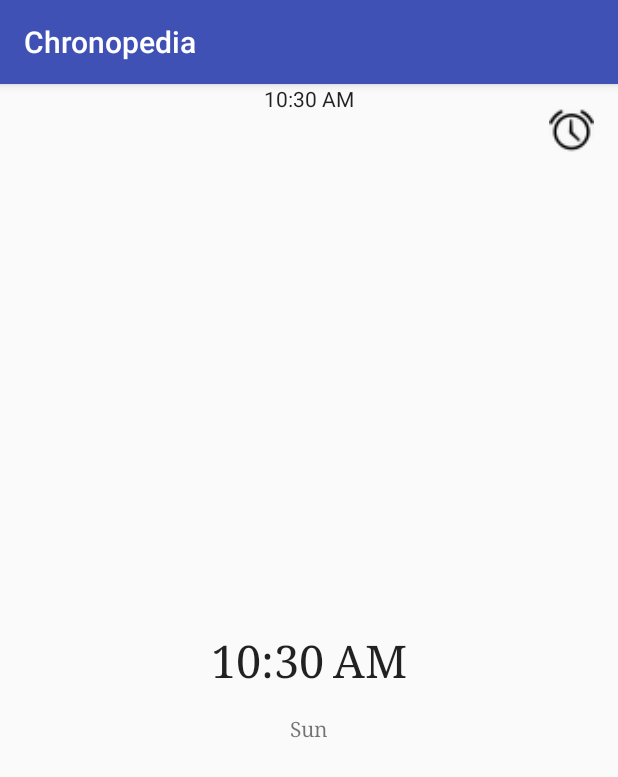
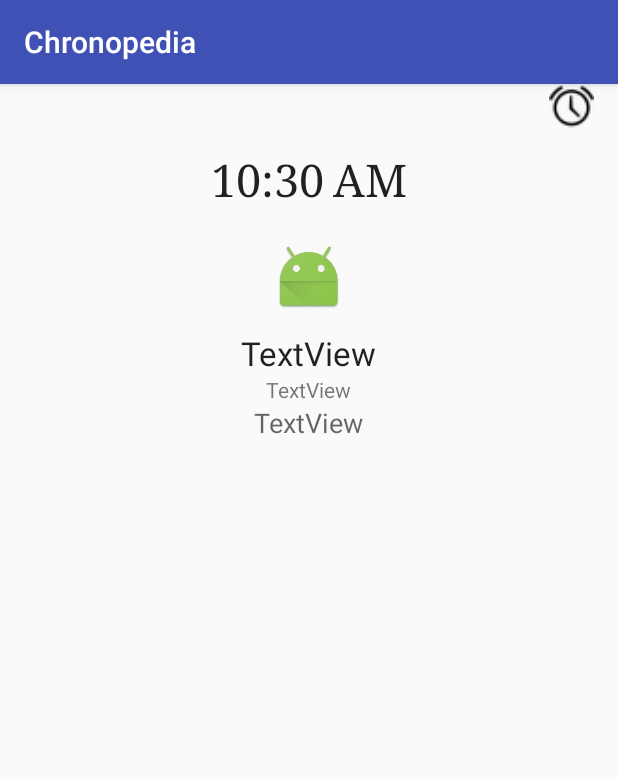
Before and after one commit to LuddeW/Chronopedia, an Android app: the screen it shows after launch (LandingActivity), on a phone screen of 412 x 824 dp. Shown: the top 777 px of the screen. Run offline under Robolectric (Android 15) with nearby library versions, the phone set to English and light mode, and no system bars; our stand-ins replace Volley; 2 statements that could not run were skipped.

Commit message:
Updated the layout on the landingActivity

```diff
--- a/Chronopedia/app/src/main/res/layout/activity_landing.xml
+++ b/Chronopedia/app/src/main/res/layout/activity_landing.xml
@@ -1,34 +1,24 @@
 <?xml version="1.0" encoding="utf-8"?>
-<android.support.constraint.ConstraintLayout xmlns:android="http://schemas.android.com/apk/res/android"
+<RelativeLayout xmlns:android="http://schemas.android.com/apk/res/android"
     xmlns:app="http://schemas.android.com/apk/res-auto"
     xmlns:tools="http://schemas.android.com/tools"
     android:layout_width="match_parent"
     android:layout_height="match_parent"
     tools:context="com.example.ludwig.chronopedia.LandingActivity">
 
-    <TextClock
-        android:id="@+id/textClock2"
-        android:layout_width="wrap_content"
-        android:layout_height="wrap_content"
-        tools:layout_editor_absoluteY="88dp"
-        android:layout_marginRight="8dp"
-        app:layout_constraintRight_toRightOf="parent"
-        android:layout_marginLeft="8dp"
-        app:layout_constraintLeft_toLeftOf="parent" />
-
-    <TextView
-        android:id="@+id/landingTextView"
-        android:layout_width="wrap_content"
-        android:layout_height="wrap_content"
-        android:layout_marginBottom="-1dp"
-        android:layout_marginTop="16dp"
-        android:fontFamily="serif"
-        android:text="Weather"
-        app:layout_constraintBottom_toBottomOf="parent"
+    <Button
+        android:id="@+id/landingButton"
+        android:layout_width="30dp"
+        android:layout_height="30dp"
+        android:layout_marginRight="16dp"
+        android:background="@android:drawable/ic_lock_idle_alarm"
+        android:backgroundTint="@android:color/black"
+        app:layout_constraintHorizontal_bias="1.0"
         app:layout_constraintLeft_toLeftOf="parent"
         app:layout_constraintRight_toRightOf="parent"
-        app:layout_constraintTop_toBottomOf="@+id/landingTextClock"
-        app:layout_constraintVertical_bias="0.0" />
+        app:layout_constraintTop_toTopOf="parent"
+        android:layout_alignParentTop="true"
+        android:layout_alignParentEnd="true" />
 
     <TextClock
         android:id="@+id/landingTextClock"
@@ -39,19 +29,46 @@
         app:layout_constraintBottom_toBottomOf="parent"
         app:layout_constraintLeft_toLeftOf="parent"
         app:layout_constraintRight_toRightOf="parent"
-        app:layout_constraintTop_toTopOf="parent" />
+        app:layout_constraintTop_toTopOf="parent"
+        app:layout_constraintVertical_bias="0.149"
+        android:layout_marginTop="13dp"
+        android:layout_below="@+id/landingButton"
+        android:layout_centerHorizontal="true" />
 
-    <Button
-        android:id="@+id/landingButton"
-        android:layout_width="30dp"
-        android:layout_height="30dp"
-        android:layout_marginRight="16dp"
-        android:layout_marginTop="16dp"
-        android:background="@android:drawable/ic_lock_idle_alarm"
-        android:backgroundTint="@android:color/black"
-        app:layout_constraintHorizontal_bias="1.0"
-        app:layout_constraintLeft_toLeftOf="parent"
-        app:layout_constraintRight_toRightOf="parent"
-        app:layout_constraintTop_toTopOf="parent" />
+    <ImageView
+        android:id="@+id/weatherIconImageView"
+        android:layout_width="wrap_content"
+        android:layout_height="wrap_content"
+        android:layout_marginTop="21dp"
+        app:srcCompat="@mipmap/ic_launcher"
+        android:layout_below="@+id/landingTextClock"
+        android:layout_centerHorizontal="true" />
 
-</android.support.constraint.ConstraintLayout>
+    <TextView
+        android:id="@+id/tempratureTextView"
+        android:layout_width="wrap_content"
+        android:layout_height="wrap_content"
+        android:text="TextView"
+        android:textAppearance="?android:attr/textAppearanceLarge"
+        android:layout_below="@+id/weatherIconImageView"
+        android:layout_centerHorizontal="true"
+        android:layout_marginTop="12dp" />
+
+    <TextView
+        android:id="@+id/conditionTextView"
+        android:layout_width="wrap_content"
+        android:layout_height="wrap_content"
+        android:text="TextView"
+        android:layout_below="@+id/tempratureTextView"
+        android:layout_centerHorizontal="true" />
+
+    <TextView
+        android:id="@+id/locationTextView"
+        android:layout_width="wrap_content"
+        android:layout_height="wrap_content"
+        android:text="TextView"
+        android:textAppearance="?android:attr/textAppearanceMedium"
+        android:layout_below="@+id/conditionTextView"
+        android:layout_centerHorizontal="true" />
+
+</RelativeLayout>
```
